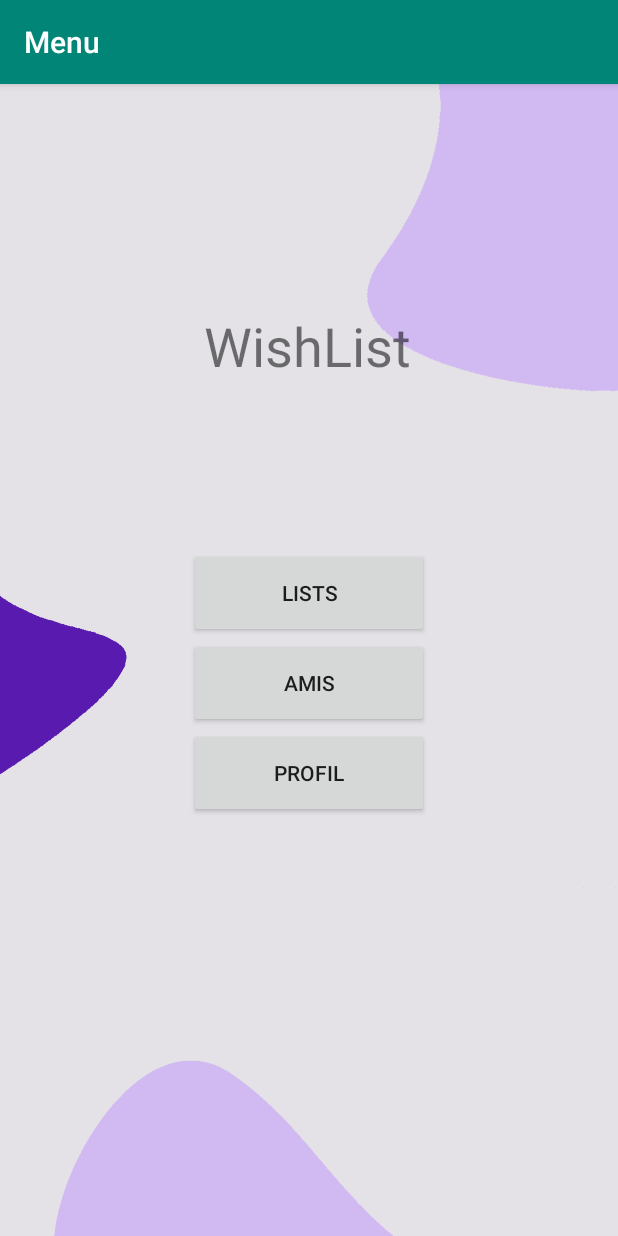
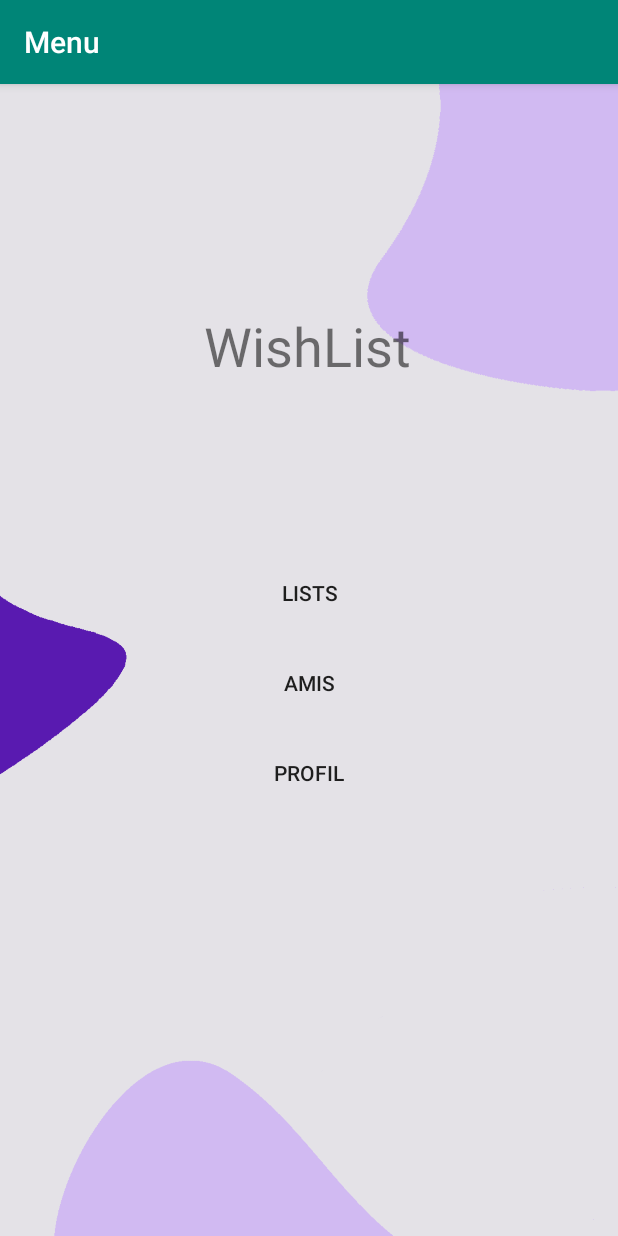
Before and after one commit to NicolasDepre/WishList, an Android app: the MenuActivity screen opened directly, with no data from a screen before it, on a phone screen of 412 x 824 dp. Run offline under Robolectric (Android 15) with nearby library versions, the phone set to English and light mode, and no system bars.

Commit message:
border less button menu corriger

```diff
--- a/app/src/main/res/layout/menu.xml
+++ b/app/src/main/res/layout/menu.xml
@@ -21,7 +21,7 @@
 
     <Button
         android:id="@+id/lists_button_menu"
-        android:style="@style/Widget.AppCompat.Button.Borderless"
+        style="@style/Widget.AppCompat.Button.Borderless"
         android:layout_width="160dp"
         android:layout_height="60dp"
         android:layout_below="@id/title_menu"
@@ -32,7 +32,7 @@
 
     <Button
         android:id="@+id/amis_button_menu"
-        android:style="@style/Widget.AppCompat.Button.Borderless"
+        style="@style/Widget.AppCompat.Button.Borderless"
         android:layout_width="160dp"
         android:layout_height="60dp"
         android:layout_centerHorizontal="true"
@@ -44,7 +44,7 @@
 
     <Button
         android:id="@+id/profile_button_menu"
-        android:style="@style/Widget.AppCompat.Button.Borderless"
+        style="@style/Widget.AppCompat.Button.Borderless"
         android:layout_width="160dp"
         android:layout_height="60dp"
         android:layout_centerHorizontal="true"
```
